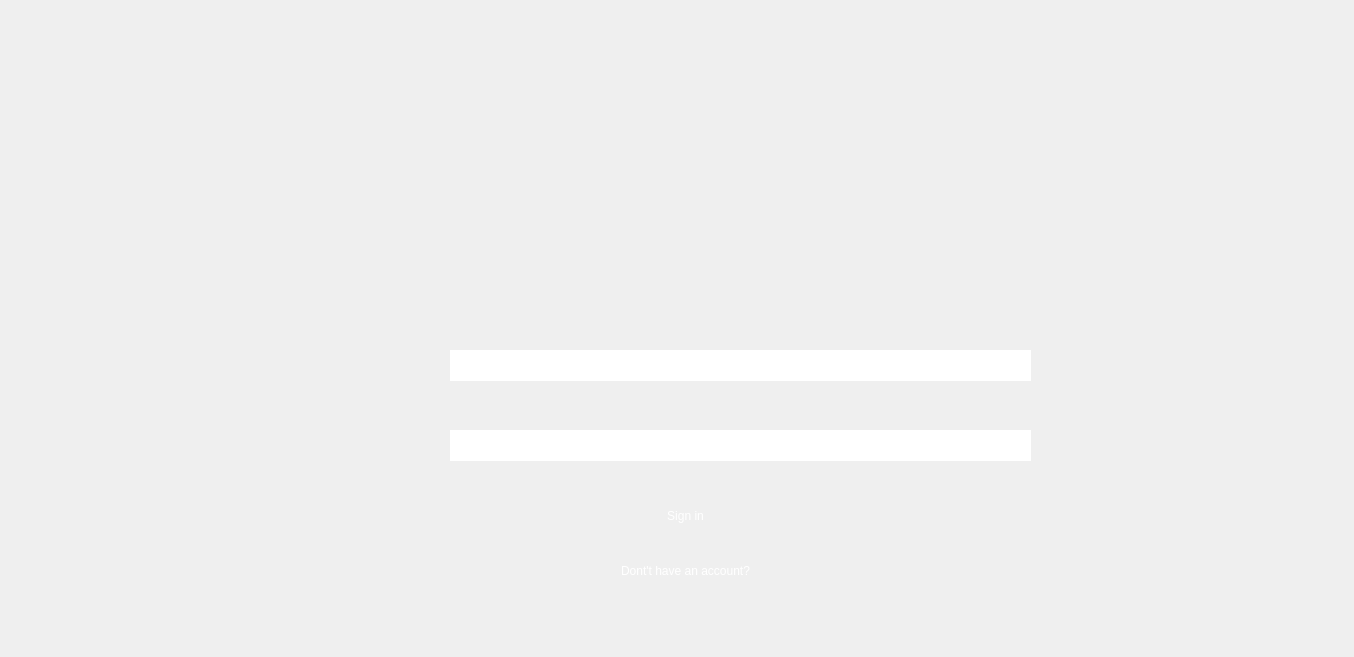
0Abdalla0/courseRegistration, file loginwindow.ui: the form before one commit.
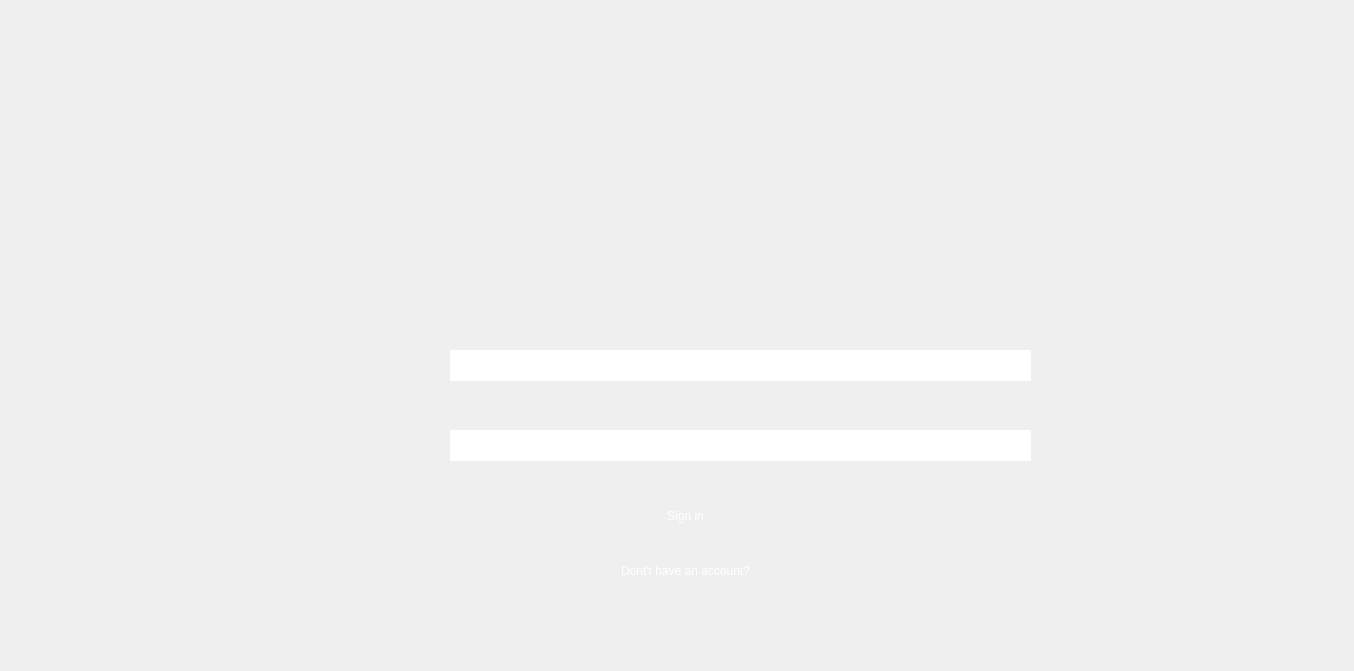
The form after the commit. Icons and pictures are not drawn.

Diff of the .ui file:
```diff
--- a/loginwindow.ui
+++ b/loginwindow.ui
@@ -7,7 +7,7 @@
     <x>0</x>
     <y>0</y>
     <width>1354</width>
-    <height>657</height>
+    <height>671</height>
    </rect>
   </property>
   <property name="windowTitle">
```
Left out of the diff: 4 changed lines with no effect on the pictures.
